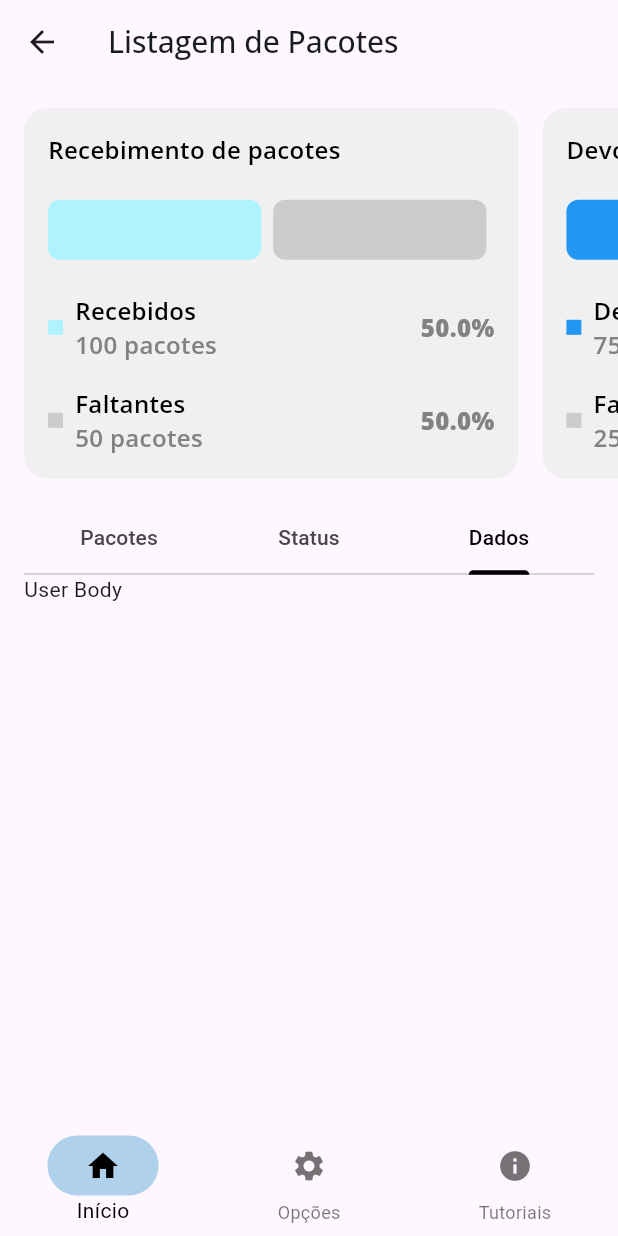
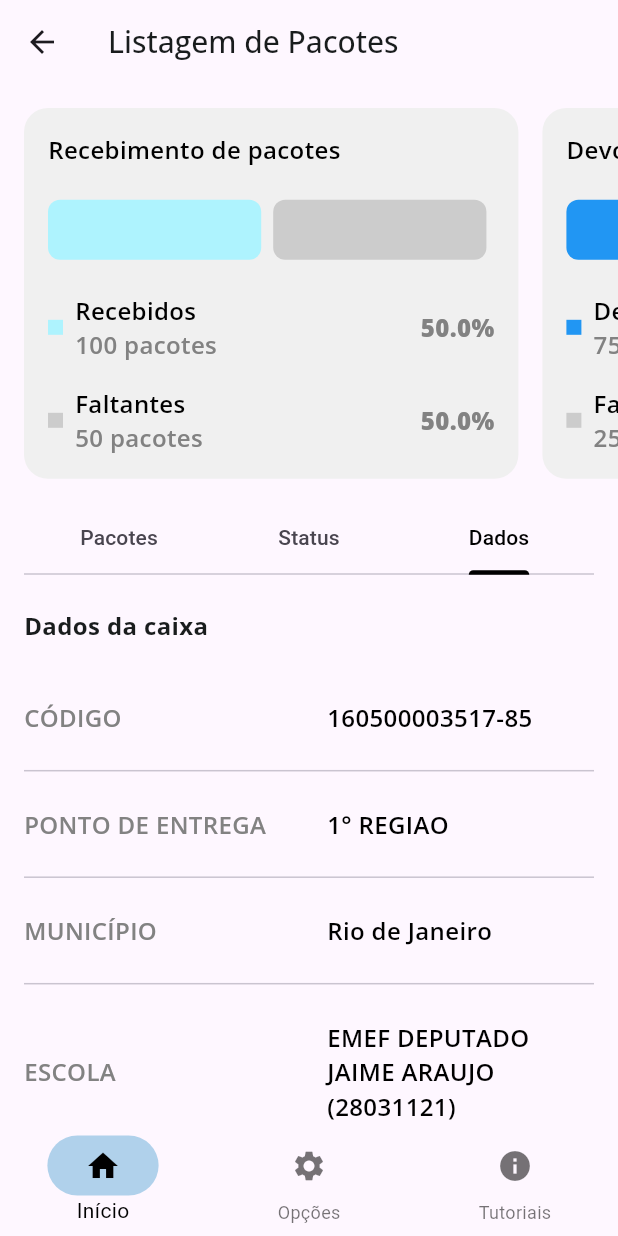
Before and after one commit to fdaniel13/caed_desafio_tecnico, a Flutter app: the screen it shows after launch, tab 3 chosen, on a phone screen of 412 x 824 dp. Run offline on Flutter 3.47's test engine with Material 3 defaults, Android fonts, the phone set to English and light mode, and no system bars; our stand-ins replace dio, flutter_modular, flutter_svg, google_fonts, shared_preferences, timeline_tile.

Commit message:
criando aba de dados da caixa

```diff
--- a/lib/core/package_mock.dart
+++ b/lib/core/package_mock.dart
@@ -2,7 +2,7 @@ const String packageMock='''
 {
   "listaPacotesRecebidos": [
     {
-      "codigo": "12345",
+      "codigo": "160500003517-85",
       "pontoDeEntrega": "Escola Municipal ABC",
       "municipio": "São Paulo",
       "escola": "Escola Municipal ABC",
@@ -28,7 +28,7 @@ const String packageMock='''
       ]
     },
      {
-      "codigo": "12345",
+      "codigo": "160500003517-85",
       "pontoDeEntrega": "Escola Municipal ABC",
       "municipio": "São Paulo",
       "escola": "Escola Municipal ABC",
@@ -54,7 +54,7 @@ const String packageMock='''
       ]
     },
      {
-      "codigo": "12345",
+      "codigo": "160500003517-85",
       "pontoDeEntrega": "Escola Municipal ABC",
       "municipio": "São Paulo",
       "escola": "Escola Municipal ABC",
@@ -80,7 +80,7 @@ const String packageMock='''
       ]
     },
      {
-      "codigo": "12345",
+      "codigo": "160500003517-85",
       "pontoDeEntrega": "Escola Municipal ABC",
       "municipio": "São Paulo",
       "escola": "Escola Municipal ABC",
@@ -106,7 +106,7 @@ const String packageMock='''
       ]
     },
      {
-      "codigo": "12345",
+      "codigo": "160500003517-85",
       "pontoDeEntrega": "Escola Municipal ABC",
       "municipio": "São Paulo",
       "escola": "Escola Municipal ABC",
@@ -132,7 +132,7 @@ const String packageMock='''
       ]
     },
      {
-      "codigo": "12345",
+      "codigo": "160500003517-85",
       "pontoDeEntrega": "Escola Municipal ABC",
       "municipio": "São Paulo",
       "escola": "Escola Municipal ABC",
@@ -159,10 +159,10 @@ const String packageMock='''
     }
   ],
   "dadosUltimoPacoteRecebido": {
-    "codigo": "67890",
-    "pontoDeEntrega": "Escola Estadual XYZ",
+    "codigo": "160500003517-85",
+    "pontoDeEntrega": "1° REGIAO",
     "municipio": "Rio de Janeiro",
-    "escola": "Escola Estadual XYZ",
+    "escola": "EMEF DEPUTADO JAIME ARAUJO (28031121)",
     "anoEscolarEtapa": "2º ano do Ensino Médio",
     "componenteCurricular": "Física",
     "status": [
--- a/lib/src/package_list/package_list_widget.dart
+++ b/lib/src/package_list/package_list_widget.dart
@@ -139,9 +139,95 @@ class _PackageListWidgetState extends State<PackageListWidget> {
 
   Widget _thirdTab() {
     return SingleChildScrollView(
-      child: Container(
-        child: Text("User Body"),
+      child: Column(
+        crossAxisAlignment: CrossAxisAlignment.start,
+        children: [
+          Padding(
+            padding: const EdgeInsets.symmetric(vertical: 22.3),
+            child: Text(
+              "Dados da caixa",
+              style: GoogleFonts.openSans(
+                fontSize: 16,
+                color: const Color(0xff191C1D),
+                fontWeight: FontWeight.w700,
+              ),
+            ),
+          ),
+          _containerDados(
+              title: "CÓDIGO",
+              value: controller
+                  .packageResponse!.dadosUltimoPacoteRecebido!.codigo!),
+          _containerDados(
+              title: "PONTO DE ENTREGA",
+              value: controller
+                  .packageResponse!.dadosUltimoPacoteRecebido!.pontoDeEntrega!),
+          _containerDados(
+              title: "MUNICÍPIO",
+              value: controller
+                  .packageResponse!.dadosUltimoPacoteRecebido!.municipio!),
+          _containerDados(
+              title: "ESCOLA",
+              value: controller
+                  .packageResponse!.dadosUltimoPacoteRecebido!.escola!),
+          _containerDados(
+              title: "ANO ESCOLAR/ETAPA",
+              value: controller.packageResponse!.dadosUltimoPacoteRecebido!
+                  .anoEscolarEtapa!),
+          _containerDados(
+              title: "COMPONENTE CURRICULAR",
+              value: controller.packageResponse!.dadosUltimoPacoteRecebido!
+                  .componenteCurricular!),
+        ],
       ),
+    );
+  }
+
+  Widget _containerDados({required String title, required String value}) {
+    return Column(
+      mainAxisAlignment: MainAxisAlignment.center,
+      children: [
+        Padding(
+          padding: const EdgeInsets.symmetric(vertical:  16.0),
+          child: Row(mainAxisAlignment: MainAxisAlignment.spaceBetween, children: [
+            Expanded(
+              child: Column(
+                crossAxisAlignment: CrossAxisAlignment.start,
+                mainAxisAlignment: MainAxisAlignment.center,
+                children: [
+                  Text(
+                    title,
+                    style: GoogleFonts.openSans(
+                      fontSize: 16,
+                      color: const Color(0xff828282),
+                      fontWeight: FontWeight.w600,
+                    ),
+                  ),
+                ],
+              ),
+            ),
+            const SizedBox(
+              width: 24,
+            ),
+            Expanded(
+              child: Column(
+                crossAxisAlignment: CrossAxisAlignment.start,
+                mainAxisAlignment: MainAxisAlignment.center,
+                children: [
+                  Text(
+                    value,
+                    style: GoogleFonts.openSans(
+                      fontSize: 16,
+                      color: Colors.black,
+                      fontWeight: FontWeight.w600,
+                    ),
+                  ),
+                ],
+              ),
+            ),
+          ]),
+        ),
+        Divider(),
+      ],
     );
   }
 
@@ -170,8 +256,8 @@ class _PackageListWidgetState extends State<PackageListWidget> {
             child: ListView.builder(
                 shrinkWrap: true,
                 physics: const NeverScrollableScrollPhysics(),
-                itemCount: controller.packageResponse!
-                    .dadosUltimoPacoteRecebido!.status!.length,
+                itemCount: controller
+                    .packageResponse!.dadosUltimoPacoteRecebido!.status!.length,
                 itemBuilder: (_, j) {
                   return SizedBox(
                     height: MediaQuery.of(context).size.height * 0.12,
```
